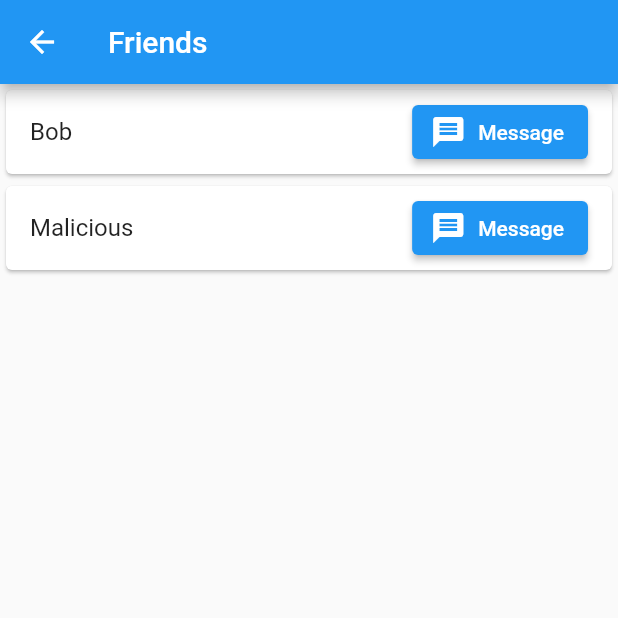
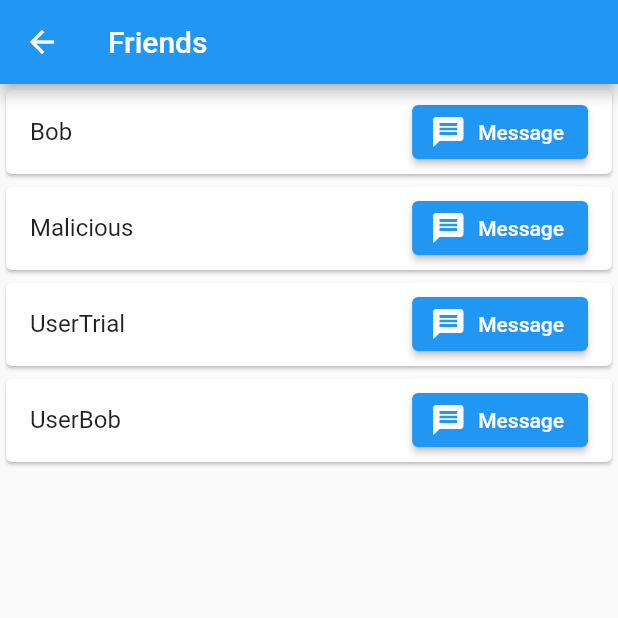
Before and after one commit to Joel-yj/real-Reddit, a Flutter app: the FriendViewPage screen opened directly with empty values, on a phone screen of 412 x 824 dp, the top half of it. Run offline on Flutter 3.47's test engine with Material 2 defaults, Android fonts, the phone set to English and light mode, and no system bars; our stand-ins replace basic_utils, cloud_firestore, firebase_core, localstorage; missing offline and left inert: dart:html, pointycastle; accounts and stored records are empty.

Commit message:
add more users for testing

```diff
--- a/lib/screens/friend_view_page.dart
+++ b/lib/screens/friend_view_page.dart
@@ -31,7 +31,7 @@ class _FriendViewPageState extends State<FriendViewPage> {
     //TODO: search database for users
     // who have this cert and display
 
-    final allUsers = ["Bob", "Malicious"];
+    final allUsers = ["Bob", "Malicious", "UserTrial", "UserBob"];
 
     return Scaffold(
       appBar: AppBar(
```
